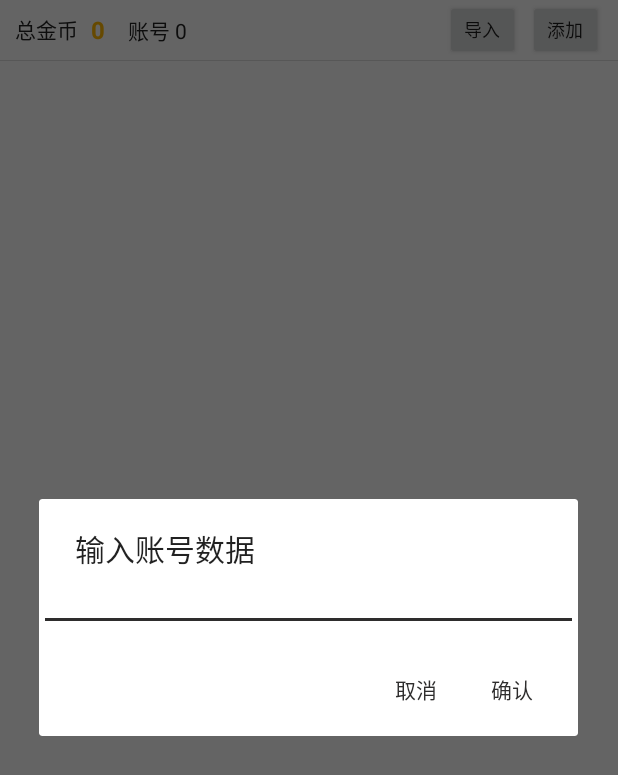
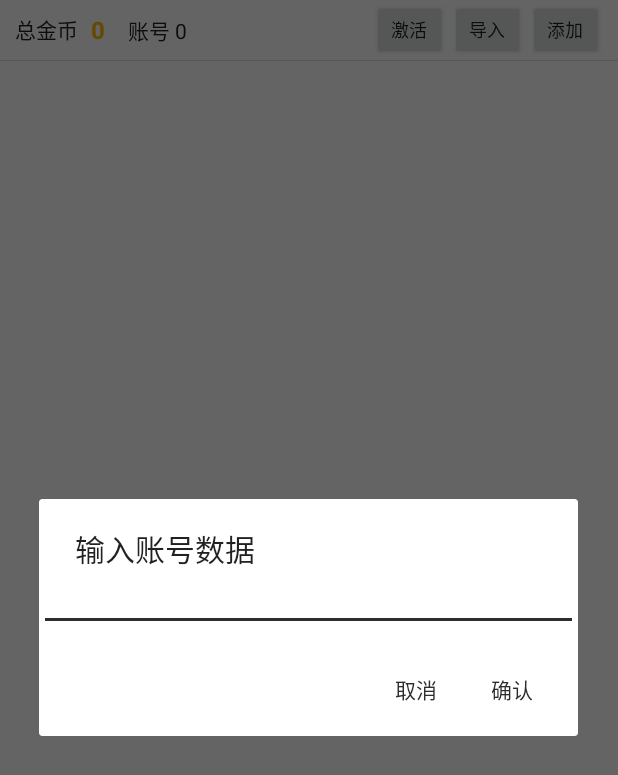
Before and after one commit to chaunceyyu/OkRedoo, an Android app: the AccountListActivity screen opened directly, with no data from a screen before it, after a tap on "导入", on a phone screen of 412 x 824 dp. Shown: the top 775 px of the screen. Run offline under Robolectric (Android 15) with nearby library versions, the phone set to English and light mode, and no system bars; libraries missing offline, so code that uses them is left out: io.rong.imlib, org.simple.eventbus, org.xutils.x; 2 statements that could not run were skipped.

Commit message:
no message

```diff
--- a/app/src/main/java/com/youzi/okredoo/AccountListActivity.java
+++ b/app/src/main/java/com/youzi/okredoo/AccountListActivity.java
@@ -24,6 +24,7 @@ import com.youzi.okredoo.net.Api;
 import com.youzi.okredoo.net.RequestUtils;
 import com.youzi.okredoo.net.ResponseCallBack;
 import com.youzi.okredoo.net.ServiceException;
+import com.youzi.okredoo.util.AppUtil;
 
 import org.simple.eventbus.EventBus;
 import org.simple.eventbus.Subscriber;
@@ -42,6 +43,7 @@ public class AccountListActivity extends BaseActivity implements View.OnClickLis
     private AccountListAdapter mAdapter;
     private Button mAddBtn;
     private Button importBtn;
+    private Button activeBtn;
 
     private TextView coin;
     private TextView userCount;
@@ -103,7 +105,16 @@ public class AccountListActivity extends BaseActivity implements View.OnClickLis
         mAdapter.changeDataSet(users);
         bindData();
 
+        StringBuilder stringBuilder = new StringBuilder();
+        for (int i = 0; i < users.size(); i++) {
 
+            User u = users.get(i);
+            stringBuilder.append(u.getPhone()).append(":").append(u.getPwd());
+            if (i != users.size() - 1) {
+                stringBuilder.append(",");
+            }
+        }
+        AppUtil.copyToClipboard(mContext, stringBuilder.toString());
     }
 
     private void getTokenState() {
@@ -136,10 +147,13 @@ public class AccountListActivity extends BaseActivity implements View.OnClickLis
 
         mAddBtn = (Button) findViewById(R.id.addBtn);
         importBtn = (Button) findViewById(R.id.importBtn);
+        activeBtn = (Button) findViewById(R.id.activeBtn);
+
         coin = (TextView) findViewById(R.id.coin);
         userCount = (TextView) findViewById(R.id.userCount);
         mAddBtn.setOnClickListener(this);
         importBtn.setOnClickListener(this);
+        activeBtn.setOnClickListener(this);
     }
 
     @Override
@@ -148,6 +162,13 @@ public class AccountListActivity extends BaseActivity implements View.OnClickLis
             startActivity(GetUserInfoActivity.createIntent(mContext));
         } else if (view == importBtn) {
             showImportDialog();
+        } else if (view == activeBtn) {
+            for (int i = 0; i < mAdapter.getDataList().size(); i++) {
+                User u = mAdapter.getDataList().get(i);
+                u.setOnline(1);
+                DBManager.getInstance().updateUser(u);
+            }
+            mAdapter.notifyDataSetChanged();
         }
     }
 
@@ -183,7 +204,7 @@ public class AccountListActivity extends BaseActivity implements View.OnClickLis
     }
 
     private void saveUserList(String s) {
-
+//        showProgress("导入", "账号导入中...");
         try {
             String[] account = s.split(",");
             for (int i = 0; i < account.length; i++) {
@@ -202,7 +223,6 @@ public class AccountListActivity extends BaseActivity implements View.OnClickLis
     }
 
     private void getUser(final String phone, final String password) {
-        showProgress("导入", "账号导入中...");
         Map<String, String> params = new HashMap<>();
         params.put("user", phone);
         params.put("password", password);
@@ -219,10 +239,8 @@ public class AccountListActivity extends BaseActivity implements View.OnClickLis
                     DBManager.getInstance().saveUser(user);
                 }
 
-                closeProgress();
-
                 mHandler.removeCallbacks(loadRunnable);
-                mHandler.postDelayed(loadRunnable, 2000);
+                mHandler.postDelayed(loadRunnable, 1000);
 
             }
 
@@ -230,7 +248,6 @@ public class AccountListActivity extends BaseActivity implements View.OnClickLis
             public void onFailure(ServiceException e) {
                 super.onFailure(e);
                 showToast(e.getMsg());
-                closeProgress();
             }
         });
     }
--- a/app/src/main/java/com/youzi/okredoo/net/RedListener.java
+++ b/app/src/main/java/com/youzi/okredoo/net/RedListener.java
@@ -281,7 +281,7 @@ public class RedListener {
                 postMessageTxt("REDPACK_ROB onSuccess:" + new Gson().toJson(data));
                 getRedInfo(rpid, user);
 
-                saveGetRedPack(new GetRedPack(user.getUid(), rpid, data.count, System.currentTimeMillis()));
+                saveGetRedPack(new GetRedPack(user.getUid(), rpid, Integer.valueOf(data.count), System.currentTimeMillis()));
 
             }
 
@@ -295,6 +295,7 @@ public class RedListener {
                     public void onSuccess(RedPackInfo data) {
                         Log.w(TAG, "redPackReciveState onSuccess:" + new Gson().toJson(data));
                         postMessageTxt("redPackReciveState onSuccess:" + new Gson().toJson(data));
+                        DBManager.getInstance().saveRedPack(data);
                     }
 
                     @Override
--- a/app/src/main/java/com/youzi/okredoo/util/AppUtil.java
+++ b/app/src/main/java/com/youzi/okredoo/util/AppUtil.java
@@ -3,6 +3,8 @@ package com.youzi.okredoo.util;
 import android.annotation.SuppressLint;
 import android.app.ActivityManager;
 import android.app.WallpaperManager;
+import android.content.ClipData;
+import android.content.ClipboardManager;
 import android.content.ComponentName;
 import android.content.Context;
 import android.content.Intent;
@@ -39,6 +41,8 @@ import java.util.Map;
 import java.util.Random;
 import java.util.regex.Matcher;
 import java.util.regex.Pattern;
+
+import static android.content.Context.CLIPBOARD_SERVICE;
 
 /**
  * @author 作者 张嘉杰 E-mail：jackzjj@qq.com
@@ -155,6 +159,19 @@ public class AppUtil {
             default:
                 return NETWORK_CLASS_UNKNOWN;
         }
+    }
+
+    /**
+     *
+     * @param context
+     * @param content
+     */
+    public static void copyToClipboard(Context context, String content) {
+        //创建一个新的文本clip对象
+        ClipData clipData = ClipData.newPlainText("content", content);
+        //把clip对象放在剪贴板中
+        ClipboardManager clipboardManager = (ClipboardManager) context.getSystemService(CLIPBOARD_SERVICE);
+        clipboardManager.setPrimaryClip(clipData);
     }
 
     /**
--- a/app/src/main/res/layout/account_list_activity.xml
+++ b/app/src/main/res/layout/account_list_activity.xml
@@ -54,11 +54,20 @@
                   android:textColor="@color/black80"
                   android:textSize="14dp"/>
 
+        <Button android:id="@+id/activeBtn"
+                android:layout_width="50dp"
+                android:layout_height="40dp"
+                android:layout_marginLeft="2dp"
+                android:layout_marginRight="2dp"
+                android:layout_toLeftOf="@+id/importBtn"
+                android:text="激活"
+                android:textSize="12dp"/>
+
         <Button android:id="@+id/importBtn"
                 android:layout_width="50dp"
                 android:layout_height="40dp"
-                android:layout_marginLeft="5dp"
-                android:layout_marginRight="5dp"
+                android:layout_marginLeft="0dp"
+                android:layout_marginRight="2dp"
                 android:layout_toLeftOf="@+id/addBtn"
                 android:text="导入"
                 android:textSize="12dp"/>
--- a/app/src/main/res/layout/statistics_activity.xml
+++ b/app/src/main/res/layout/statistics_activity.xml
@@ -21,7 +21,7 @@
         <TextView android:layout_width="wrap_content"
                   android:layout_height="wrap_content"
                   android:lines="1"
-                  android:text="累计总金币 "
+                  android:text="累计获取总金币 "
                   android:textColor="@color/black80"
                   android:textSize="14dp"/>
 
@@ -42,7 +42,8 @@
 
     <ListView android:id="@+id/listview"
               android:layout_width="match_parent"
-              android:layout_height="match_parent"/>
+              android:layout_height="match_parent"
+              android:dividerHeight="0.5dp"/>
 
 
 </LinearLayout>
```
Also changed, not shown: app/src/main/java/com/youzi/okredoo/StatisticsActivity.java (+49 -0 lines), app/src/main/java/com/youzi/okredoo/adapter/TongJiAdapter.java (added, +27 -0 lines), app/src/main/java/com/youzi/okredoo/data/DBManager.java (+32 -1 lines), app/src/main/java/com/youzi/okredoo/model/GetRedPack.java (+11 -13 lines), app/src/main/java/com/youzi/okredoo/model/TongJi1.java (added, +33 -0 lines), app/src/main/java/com/youzi/okredoo/view/TongJiItem.java (added, +72 -0 lines), app/src/main/res/layout/tong_ji_item.xml (added, +42 -0 lines).
